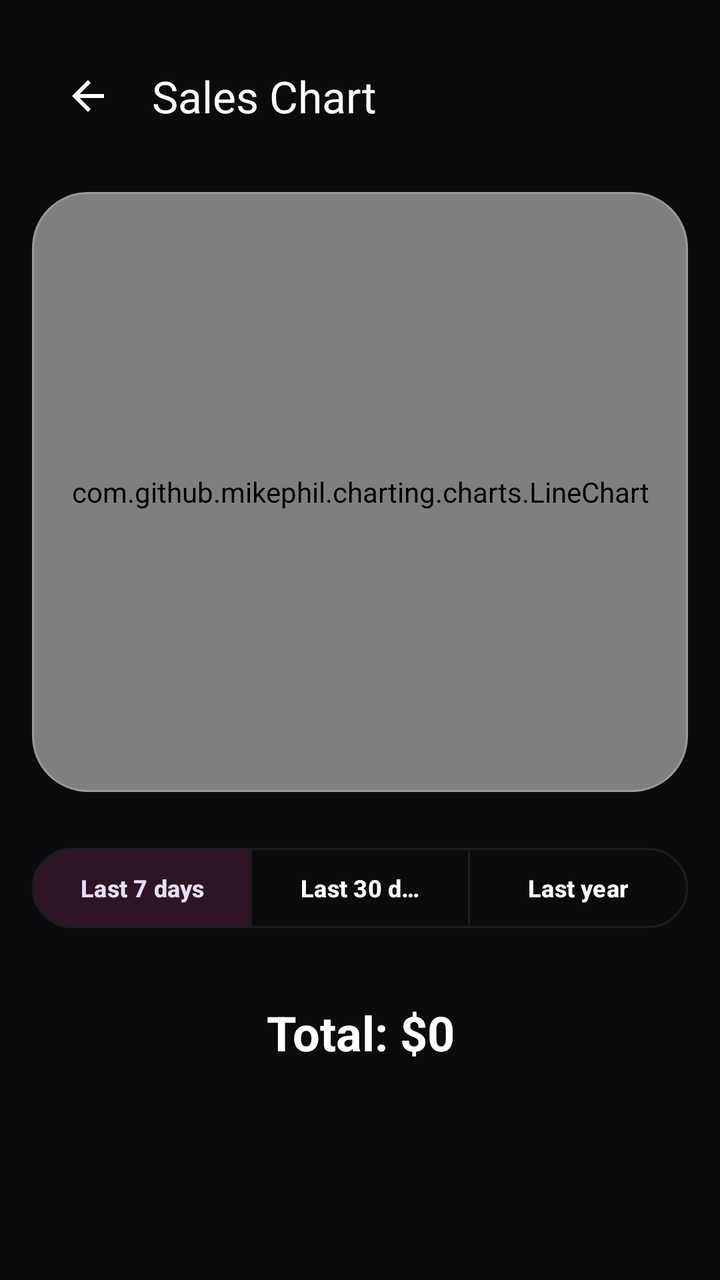
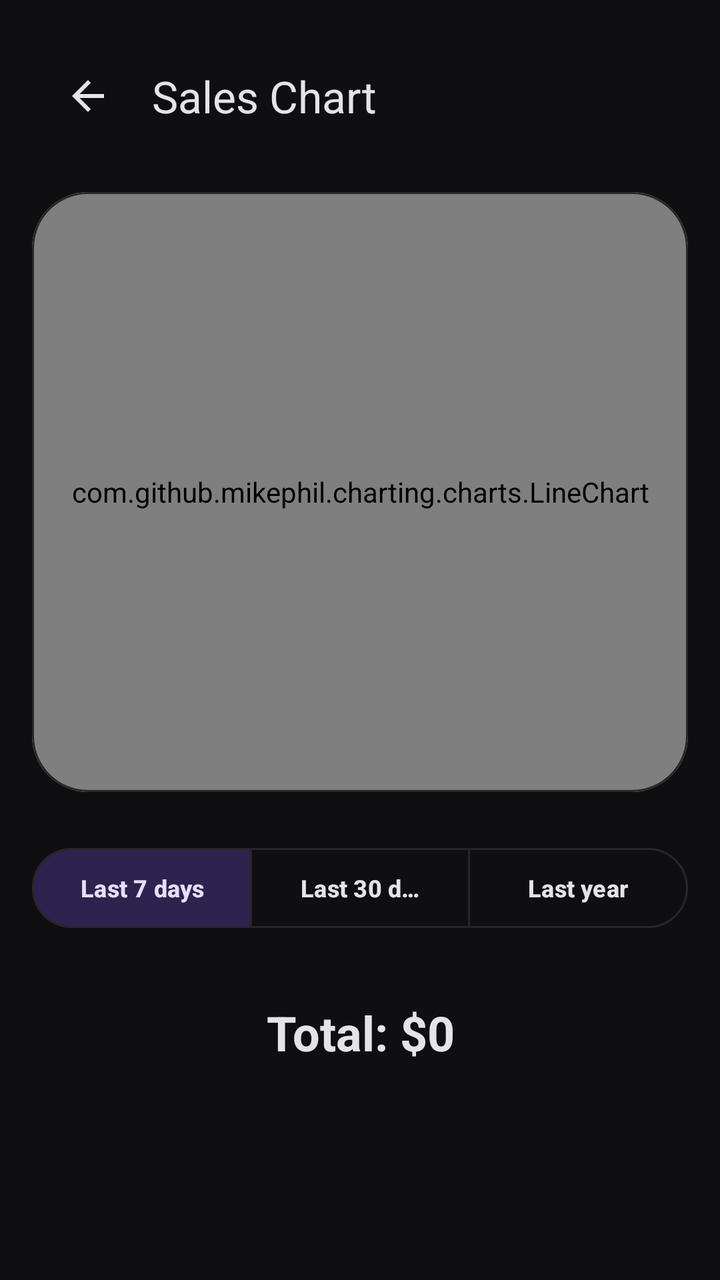

Screens rendered from an Android XML layout before and after an edit, with the pre-edit source and the edit as a unified diff.
<!-- AndroidManifest.xml: activity theme Theme.BeatHouse.Dark -->
<!-- res/layout/activity_sales_chart.xml -->
<?xml version="1.0" encoding="utf-8"?>
<LinearLayout xmlns:android="http://schemas.android.com/apk/res/android"
    xmlns:app="http://schemas.android.com/apk/res-auto"
    android:layout_width="match_parent"
    android:layout_height="match_parent"
    android:orientation="vertical"
    android:background="@color/background"
    android:padding="16dp">

    <com.google.android.material.appbar.MaterialToolbar
        android:id="@+id/toolbar"
        android:layout_width="match_parent"
        android:layout_height="?attr/actionBarSize"
        app:title="@string/sales_chart_title"
        app:titleTextColor="@color/on_surface"
        app:navigationIcon="@drawable/ic_arrow_back"
        app:navigationIconTint="@color/on_surface" />

    <com.google.android.material.card.MaterialCardView
        android:layout_width="match_parent"
        android:layout_height="300dp"
        android:layout_marginTop="16dp"
        style="@style/Widget.BeatHouse.Card"
        app:cardElevation="0dp"
        app:cardBackgroundColor="@color/glass_background"
        app:strokeColor="@color/glass_outline"
        app:strokeWidth="1dp">

        <com.github.mikephil.charting.charts.LineChart
            android:id="@+id/salesChart"
            android:layout_width="match_parent"
            android:layout_height="match_parent"
            android:padding="12dp" />

    </com.google.android.material.card.MaterialCardView>

    <com.google.android.material.button.MaterialButtonToggleGroup
        android:id="@+id/toggleGroup"
        android:layout_width="match_parent"
        android:layout_height="wrap_content"
        android:layout_marginTop="24dp"
        android:gravity="center"
        app:singleSelection="true"
        app:checkedButton="@+id/btn7Days">

        <com.google.android.material.button.MaterialButton
            android:id="@+id/btn7Days"
            style="@style/Widget.Material3.Button.OutlinedButton"
            android:layout_width="0dp"
            android:layout_height="wrap_content"
            android:layout_weight="1"
            android:text="@string/last_7_days"
            android:textSize="12sp" />

        <com.google.android.material.button.MaterialButton
            android:id="@+id/btnMonth"
            style="@style/Widget.Material3.Button.OutlinedButton"
            android:layout_width="0dp"
            android:layout_height="wrap_content"
            android:layout_weight="1"
            android:text="@string/last_30_days"
            android:textSize="12sp" />

        <com.google.android.material.button.MaterialButton
            android:id="@+id/btnYear"
            style="@style/Widget.Material3.Button.OutlinedButton"
            android:layout_width="0dp"
            android:layout_height="wrap_content"
            android:layout_weight="1"
            android:text="@string/last_year"
            android:textSize="12sp" />

    </com.google.android.material.button.MaterialButtonToggleGroup>

    <TextView
        android:id="@+id/tvTotalEarned"
        android:layout_width="match_parent"
        android:layout_height="wrap_content"
        android:layout_marginTop="32dp"
        android:gravity="center"
        android:text="Total: $0"
        android:textColor="@color/on_surface"
        android:textSize="24sp"
        android:textStyle="bold" />

</LinearLayout>
<!-- resources referenced by this layout -->
<resources>
  <color name="background">#0B0B0D</color>
  <color name="glass_background">#1AFFFFFF</color>
  <color name="glass_outline">#33FFFFFF</color>
  <color name="on_surface">#FFFFFF</color>
  <!-- drawable ic_arrow_back (drawable) -->
  <vector xmlns:android="http://schemas.android.com/apk/res/android"
      android:width="24dp"
      android:height="24dp"
      android:viewportWidth="24"
      android:viewportHeight="24">
      <path
          android:fillColor="#FFFFFF"
          android:pathData="M20,11H7.83l5.59,-5.59L12,4l-8,8 8,8 1.41,-1.41L7.83,13H20v-2z"/>
  </vector>
  <string name="last_30_days">Last 30 days</string>
  <string name="last_7_days">Last 7 days</string>
  <string name="last_year">Last year</string>
  <string name="sales_chart_title">Sales Chart</string>
  <style name="Widget.BeatHouse.Card" parent="Widget.Material3.CardView.Elevated">
          <item name="cardCornerRadius">28dp</item>
          <item name="cardElevation">0dp</item>
          <item name="strokeColor">@color/outline</item>
          <item name="strokeWidth">1dp</item>
          <item name="cardBackgroundColor">@color/surface_container</item>
      </style>
  <style name="Theme.BeatHouse.Dark" parent="Theme.BeatHouse">
          <item name="colorSurface">@color/surface</item>
          <item name="android:windowBackground">@color/background</item>
      </style>
  <color name="outline">#1C1C1E</color>
  <color name="surface_container">#1C1C1E</color>
  <color name="surface">#121214</color>
  <color name="primary">#C71585</color>
  <color name="primary_container">#2D1525</color>
  <color name="on_primary">#FFFFFF</color>
  <color name="secondary">#8E8E93</color>
  <color name="secondary_container_active">#2D1525</color>
  <color name="on_secondary">#FFFFFF</color>
  <color name="error">#FF453A</color>
  <color name="error_container">#330000</color>
  <color name="surface_variant">#1A1A1C</color>
  <color name="on_surface_variant">#B0B0B0</color>
  <style name="Animation.BeatHouse" parent="@android:style/Animation.Activity">
          <item name="android:activityOpenEnterAnimation">@anim/slide_in_right</item>
          <item name="android:activityOpenExitAnimation">@anim/slide_out_left</item>
          <item name="android:activityCloseEnterAnimation">@anim/slide_in_left</item>
          <item name="android:activityCloseExitAnimation">@anim/slide_out_right</item>
          <item name="android:windowEnterAnimation">@anim/fade_in</item>
          <item name="android:windowExitAnimation">@anim/fade_out</item>
      </style>
  <style name="Widget.BeatHouse.Button" parent="Widget.Material3.Button">
          <item name="android:textSize">16sp</item>
          <item name="android:textStyle">bold</item>
          <item name="cornerRadius">24dp</item>
          <item name="iconGravity">textStart</item>
          <item name="iconPadding">8dp</item>
          <item name="android:insetTop">4dp</item>
          <item name="android:insetBottom">4dp</item>
          <item name="backgroundTint">@color/primary</item>
          <item name="android:textColor">@color/on_primary</item>
      </style>
  <style name="Widget.BeatHouse.AppBarLayout" parent="Widget.Material3.AppBarLayout">
          <item name="android:background">@color/surface</item>
          <item name="backgroundTint">@color/surface</item>
      </style>
  <style name="Widget.BeatHouse.Chip" parent="Widget.Material3.Chip.Filter">
          <item name="chipCornerRadius">20dp</item>
          <item name="chipStrokeColor">@color/outline</item>
          <item name="chipStrokeWidth">1dp</item>
          <item name="android:textColor">@color/on_surface_variant</item>
          <item name="chipBackgroundColor">@color/surface_container</item>
          <item name="checkedIconTint">@color/primary</item>
          <item name="android:textSize">14sp</item>
      </style>
  <!-- unchanged entries left out for length: 2 -->
</resources>

<!-- the commit's change to res/layout/activity_sales_chart.xml (unified diff, before → after) -->
@@ -22,8 +22,8 @@
         android:layout_marginTop="16dp"
         style="@style/Widget.BeatHouse.Card"
         app:cardElevation="0dp"
-        app:cardBackgroundColor="@color/glass_background"
-        app:strokeColor="@color/glass_outline"
+        app:cardBackgroundColor="@color/surface"
+        app:strokeColor="@color/outline"
         app:strokeWidth="1dp">
 
         <com.github.mikephil.charting.charts.LineChart
<!-- resource entries referenced after the edit -->
@@ -1,9 +1,7 @@
 <!-- resources referenced by this layout -->
 <resources>
-  <color name="background">#0B0B0D</color>
-  <color name="glass_background">#1AFFFFFF</color>
-  <color name="glass_outline">#33FFFFFF</color>
-  <color name="on_surface">#FFFFFF</color>
+  <color name="background">#0F0F11</color>
+  <color name="on_surface">#E4E4E7</color>
   <!-- drawable ic_arrow_back (drawable) -->
   <vector xmlns:android="http://schemas.android.com/apk/res/android"
       android:width="24dp"
@@ -23,25 +21,25 @@
           <item name="cardElevation">0dp</item>
           <item name="strokeColor">@color/outline</item>
           <item name="strokeWidth">1dp</item>
-          <item name="cardBackgroundColor">@color/surface_container</item>
+          <item name="cardBackgroundColor">@color/surface</item>
       </style>
   <style name="Theme.BeatHouse.Dark" parent="Theme.BeatHouse">
           <item name="colorSurface">@color/surface</item>
           <item name="android:windowBackground">@color/background</item>
       </style>
-  <color name="outline">#1C1C1E</color>
-  <color name="surface_container">#1C1C1E</color>
-  <color name="surface">#121214</color>
-  <color name="primary">#C71585</color>
-  <color name="primary_container">#2D1525</color>
+  <color name="outline">#27272A</color>
+  <color name="surface_container">#1A1A1C</color>
+  <color name="surface">#161618</color>
+  <color name="primary">#8B5CF6</color>
+  <color name="primary_container">#2E224F</color>
   <color name="on_primary">#FFFFFF</color>
-  <color name="secondary">#8E8E93</color>
-  <color name="secondary_container_active">#2D1525</color>
+  <color name="secondary">#71717A</color>
+  <color name="secondary_container_active">#2E224F</color>
   <color name="on_secondary">#FFFFFF</color>
-  <color name="error">#FF453A</color>
-  <color name="error_container">#330000</color>
-  <color name="surface_variant">#1A1A1C</color>
-  <color name="on_surface_variant">#B0B0B0</color>
+  <color name="error">#EF4444</color>
+  <color name="error_container">#450A0A</color>
+  <color name="surface_variant">#1C1C1F</color>
+  <color name="on_surface_variant">#A1A1AA</color>
   <style name="Animation.BeatHouse" parent="@android:style/Animation.Activity">
           <item name="android:activityOpenEnterAnimation">@anim/slide_in_right</item>
           <item name="android:activityOpenExitAnimation">@anim/slide_out_left</item>
